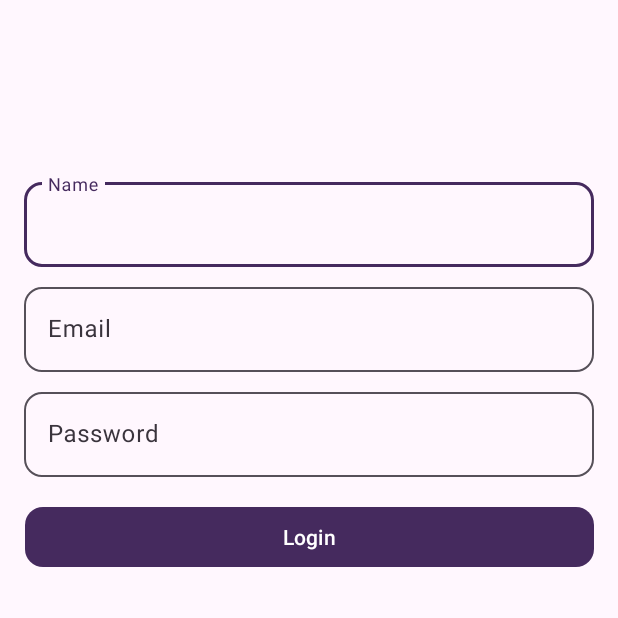
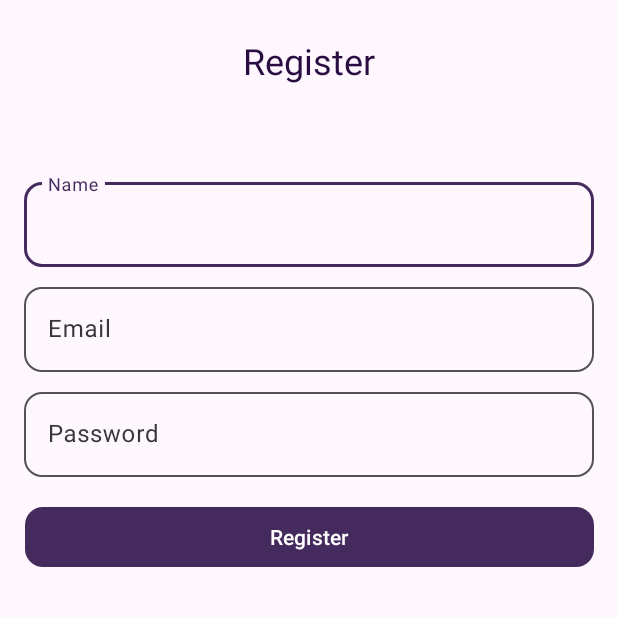
Before and after one commit to ariftuncerr/e-participant, an Android app: the RegisterActivity screen opened directly, with no data from a screen before it, on a phone screen of 412 x 824 dp, the top half of it. Run offline under Robolectric (Android 15) with nearby library versions, the light colour scheme and no system bars.

Commit message:
feat(ui): all pages created

```diff
--- a/app/src/main/java/com/vedatturkkal/stajokulu2025yoklama/YoklamaAdapter.kt
+++ b/app/src/main/java/com/vedatturkkal/stajokulu2025yoklama/YoklamaAdapter.kt
@@ -14,7 +14,7 @@ class YoklamaAdapter(
     class ViewHolder(view: View) : RecyclerView.ViewHolder(view) {
         val isimTextView: TextView = view.findViewById(R.id.nameTxtView)
         val saatTextView: TextView = view.findViewById(R.id.checkInTime)
-        val durumTextView: TextView = view.findViewById(R.id.statusTextView)
+        val durumTextView: TextView = view.findViewById(R.id.approvalText)
     }
 
     override fun onCreateViewHolder(parent: ViewGroup, viewType: Int): ViewHolder {
--- a/app/src/main/java/com/vedatturkkal/stajokulu2025yoklama/data/model/Attendance.kt
+++ b/app/src/main/java/com/vedatturkkal/stajokulu2025yoklama/data/model/Attendance.kt
@@ -1,6 +1,7 @@
 package com.vedatturkkal.stajokulu2025yoklama.data.model
 
 data class Attendance(
-    val date: String = "",  // "2025-07-22"
-    val statuses: Map<String, Boolean> = emptyMap()  // participantId -> true/false
+    val id : String = "",
+    val date : String = "" // "2025-07-22"
+
 )
--- a/app/src/main/java/com/vedatturkkal/stajokulu2025yoklama/data/model/ParticipantAttendance.kt
+++ b/app/src/main/java/com/vedatturkkal/stajokulu2025yoklama/data/model/ParticipantAttendance.kt
@@ -4,6 +4,6 @@ data class ParticipantAttendance(
     val participantId: String = "",
     val checkInTime: String = "",   // örn. "09:00"
     val checkOutTime: String = "",   // örn. "17:30"
-    val attendanceStatus : Boolean = false
+    val approval : Boolean = false  // onay
 
 )
--- a/app/src/main/java/com/vedatturkkal/stajokulu2025yoklama/ui/adapters/CalendarYoklamaAdapter.kt
+++ b/app/src/main/java/com/vedatturkkal/stajokulu2025yoklama/ui/adapters/CalendarYoklamaAdapter.kt
@@ -14,7 +14,7 @@ class CalendarYoklamaAdapter(private val yoklamaList: List<CalendarYoklamaData>)
     class ViewHolder(view: View) : RecyclerView.ViewHolder(view) {
         val isimTextView: TextView = view.findViewById(R.id.nameTxtView)
         val saatTextView: TextView = view.findViewById(R.id.checkInTime)
-        val durumTextView: TextView = view.findViewById(R.id.statusTextView)
+        val durumTextView: TextView = view.findViewById(R.id.approvalText)
     }
 
     override fun onCreateViewHolder(parent: ViewGroup, viewType: Int): ViewHolder {
--- a/app/src/main/res/layout/activity_main.xml
+++ b/app/src/main/res/layout/activity_main.xml
@@ -13,7 +13,8 @@
         android:layout_height="wrap_content"
         app:layout_constraintBottom_toBottomOf="parent"
         app:layout_constraintEnd_toEndOf="parent"
-        app:layout_constraintStart_toStartOf="parent" />
+        app:layout_constraintStart_toStartOf="parent"
+        app:menu="@menu/battom_nav" />
 
     <com.google.android.material.appbar.MaterialToolbar
         android:id="@+id/materialToolbar"
--- a/app/src/main/res/layout/activity_register.xml
+++ b/app/src/main/res/layout/activity_register.xml
@@ -70,10 +70,22 @@
         android:layout_height="48dp"
         android:layout_marginTop="16dp"
         android:onClick="onRegisterClick"
-        android:text="Login"
+        android:text="Register"
         app:cornerRadius="12dp"
         app:layout_constraintEnd_toEndOf="parent"
         app:layout_constraintStart_toStartOf="parent"
         app:layout_constraintTop_toBottomOf="@+id/passwordLayoutReg" />
 
+    <TextView
+        android:id="@+id/textView"
+        android:layout_width="wrap_content"
+        android:layout_height="wrap_content"
+        android:layout_marginTop="24dp"
+        android:text="Register"
+        android:textColor="@color/md_theme_onPrimaryFixed"
+        android:textSize="24sp"
+        app:layout_constraintEnd_toEndOf="parent"
+        app:layout_constraintStart_toStartOf="parent"
+        app:layout_constraintTop_toTopOf="parent" />
+
 </androidx.constraintlayout.widget.ConstraintLayout>
--- a/app/src/main/res/layout/item_attendance.xml
+++ b/app/src/main/res/layout/item_attendance.xml
@@ -42,7 +42,7 @@
             android:textSize="14sp" />
 
         <TextView
-            android:id="@+id/statusTextView"
+            android:id="@+id/approvalText"
             android:layout_width="0dp"
             android:layout_height="wrap_content"
             android:layout_weight="1"
--- a/app/src/main/res/menu/battom_nav.xml
+++ b/app/src/main/res/menu/battom_nav.xml
@@ -4,7 +4,7 @@
     <item
         android:id="@+id/action_home"
         android:icon="@drawable/home_24"
-        android:title="home" />
+        android:title="Home" />
     <item
         android:id="@+id/action_takeAttendance"
         android:icon="@drawable/take_attendance_24"
```
Also changed, not shown: app/src/main/res/layout/activity_login.xml (+12 -0 lines), app/src/main/res/layout/fragment_attendance_schedule.xml (+65 -3 lines).
